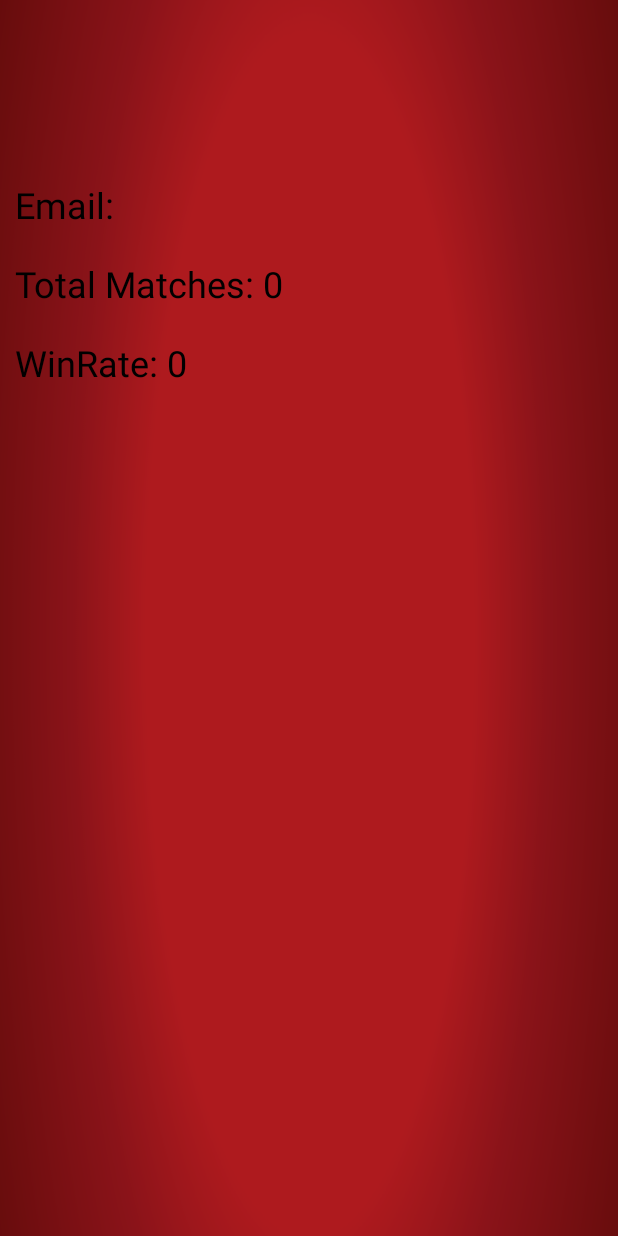
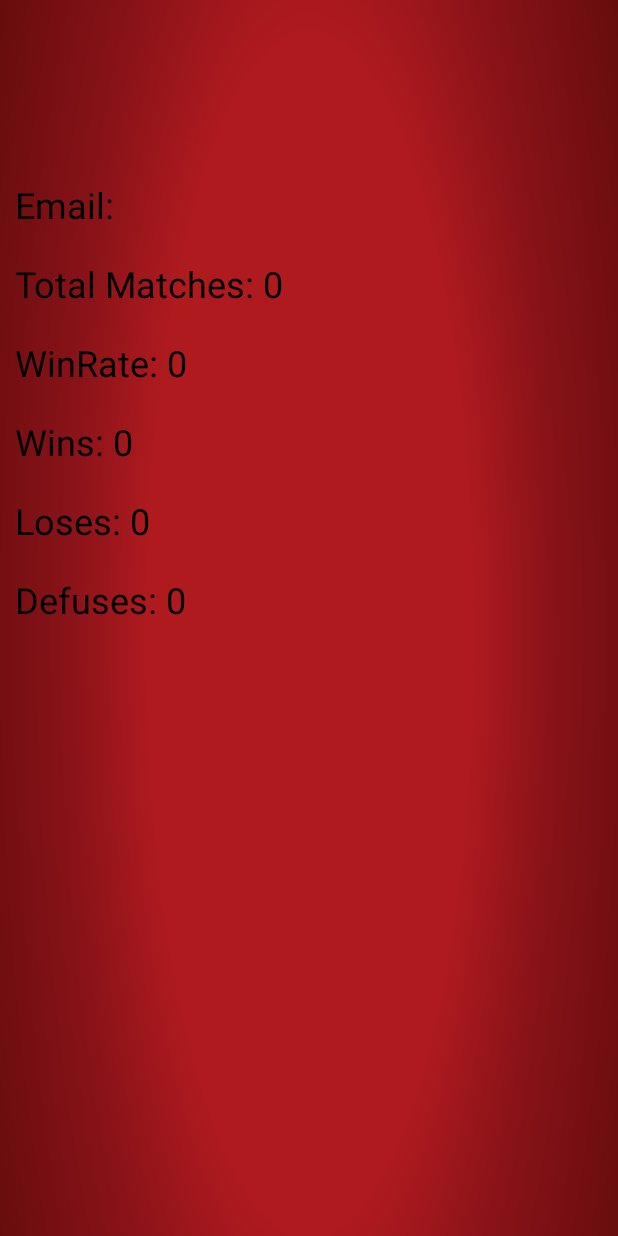
Before and after one commit to rafapavez98/ExplodingKittensApp, an Android app: the ProfileFragment screen opened through its navigation route, on a phone screen of 412 x 824 dp. Run offline under Robolectric (Android 15) with nearby library versions, the phone set to English and light mode, and no system bars; our stand-ins replace Room's generated code.

Commit message:
new stats

```diff
--- a/app/src/main/java/com/example/explodingkittensapp/APImodels/Bodies/APIUser.kt
+++ b/app/src/main/java/com/example/explodingkittensapp/APImodels/Bodies/APIUser.kt
@@ -11,5 +11,8 @@ data class APIUser(
     var total_matches: Int,
     var winrate: Int,
     var friends: MutableList<String>,
-    var cards: MutableList<String>
+    var cards: MutableList<String>,
+    var wins: Int,
+    var loses: Int,
+    var defuses: Int,
 ): Parcelable
--- a/app/src/main/java/com/example/explodingkittensapp/APImodels/Responses/APISigninResponse.kt
+++ b/app/src/main/java/com/example/explodingkittensapp/APImodels/Responses/APISigninResponse.kt
@@ -8,5 +8,8 @@ data class APISigninResponse(
     val total_matches: Int,
     val winrate: Int,
     val friends: MutableList<String>,
-    val cards: MutableList<String>
+    val cards: MutableList<String>,
+    val wins: Int,
+    val loses: Int,
+    val defuses: Int
 )
--- a/app/src/main/java/com/example/explodingkittensapp/database/UserEntity.kt
+++ b/app/src/main/java/com/example/explodingkittensapp/database/UserEntity.kt
@@ -15,6 +15,9 @@ data class UserEntity(
     @ColumnInfo(name = "winrate") var winrate: Int,
     @ColumnInfo(name = "friends") var friends: MutableList<String>,
     @ColumnInfo(name = "cards") var cards: MutableList<String>,
-    @ColumnInfo(name = "lastgame") var lastgame: String
+    @ColumnInfo(name = "lastgame") var lastgame: String,
+    @ColumnInfo(name = "wins") var wins: Int,
+    @ColumnInfo(name = "loses") var loses: Int,
+    @ColumnInfo(name = "defuses") var defuses: Int,
 
 )
--- a/app/src/main/java/com/example/explodingkittensapp/database/UserEntityMapper.kt
+++ b/app/src/main/java/com/example/explodingkittensapp/database/UserEntityMapper.kt
@@ -14,6 +14,9 @@ class UserEntityMapper : EntityMapper<UserEntity, UserModel> {
             type.friends,
             type.cards,
             type.lastgame,
+            type.wins,
+            type.loses,
+            type.defuses
         )
     }
 
@@ -28,6 +31,9 @@ class UserEntityMapper : EntityMapper<UserEntity, UserModel> {
             type.friends as MutableList<String>,
             type.cards as MutableList<String>,
             type.lastgame,
+            type.wins,
+            type.loses,
+            type.defuses
         )
     }
 }
--- a/app/src/main/java/com/example/explodingkittensapp/model/UserModel.kt
+++ b/app/src/main/java/com/example/explodingkittensapp/model/UserModel.kt
@@ -13,5 +13,8 @@ data class UserModel(
     var winrate: Int,
     var friends: List<String>,
     var cards: List<String>,
-    var lastgame: String
+    var lastgame: String,
+    var wins: Int,
+    var loses: Int,
+    var defuses: Int,
 ): Parcelable
--- a/app/src/main/java/com/example/explodingkittensapp/ui/view/signin/ProfileFragment.kt
+++ b/app/src/main/java/com/example/explodingkittensapp/ui/view/signin/ProfileFragment.kt
@@ -31,11 +31,17 @@ class ProfileFragment : Fragment() {
         val profileusername : TextView = view.findViewById(R.id.profileUserName)
         val profilematches : TextView = view.findViewById(R.id.profileMatches)
         val profilewinrate : TextView = view.findViewById(R.id.profileWinrate)
+        val profilewins : TextView = view.findViewById(R.id.profileWins)
+        val profileloses : TextView = view.findViewById(R.id.profileLoses)
+        val profiledefuses : TextView = view.findViewById(R.id.profileDefuses)
 
         email.text = "Email: "+ viewModel.profile.email
         profileusername.text = viewModel.profile.username
         profilematches.text = "Total Matches: "+ viewModel.profile.total_matches
         profilewinrate.text = "WinRate: "+ viewModel.profile.winrate
+        profilewins.text = "Wins: "+ viewModel.profile.wins
+        profileloses.text = "Loses: "+ viewModel.profile.loses
+        profiledefuses.text = "Defuses: "+ viewModel.profile.defuses
 
         return view
     }
--- a/app/src/main/java/com/example/explodingkittensapp/ui/view/signin/SigninFragment.kt
+++ b/app/src/main/java/com/example/explodingkittensapp/ui/view/signin/SigninFragment.kt
@@ -44,6 +44,9 @@ class SigninFragment : Fragment() {
             val swinrate = 100
             val sfriends = mutableListOf<String>()
             val scards = mutableListOf<String>()
+            var swins = 0
+            var sloses = 0
+            var sdefuses = 0
 
             if(semail.isEmpty()){
                 signinmail.error = "Email required"
@@ -70,7 +73,7 @@ class SigninFragment : Fragment() {
                 signinpassword2.requestFocus()
                 return@setOnClickListener
             }
-            val newAPIUser = APIUser(semail,susername,spassword,stotal_matches,swinrate,sfriends,scards)
+            val newAPIUser = APIUser(semail,susername,spassword,stotal_matches,swinrate,sfriends,scards,swins,sloses,sdefuses)
             viewModel.addUserAPI(newAPIUser)
             Toast.makeText(activity, "User Created", Toast.LENGTH_LONG).show()
             Navigation.findNavController(view).navigate(R.id.action_signinFragment_to_loginFragment)
--- a/app/src/main/java/com/example/explodingkittensapp/ui/viewmodel/UserViewModel.kt
+++ b/app/src/main/java/com/example/explodingkittensapp/ui/viewmodel/UserViewModel.kt
@@ -32,7 +32,7 @@ class UserViewModel(application: Application) : AndroidViewModel(application) {
     var usersLiveData = MutableLiveData<MutableList<UserModel>>()
     lateinit var uname: String
     lateinit var id: String
-    var profile = UserModel("", "", "", "", 0, 0, listOf(), listOf(), "")
+    var profile = UserModel("", "", "", "", 0, 0, listOf(), listOf(), "", 0, 0, 0)
 
     var database: UserDao
     private val executor: ExecutorService = Executors.newSingleThreadExecutor()
--- a/app/src/main/res/layout/fragment_profile.xml
+++ b/app/src/main/res/layout/fragment_profile.xml
@@ -65,5 +65,50 @@
         app:layout_constraintStart_toStartOf="parent"
         app:layout_constraintTop_toBottomOf="@+id/profileMatches" />
 
+    <TextView
+        android:id="@+id/profileWins"
+        android:layout_width="match_parent"
+        android:layout_height="wrap_content"
+        android:layout_marginStart="10dp"
+        android:layout_marginTop="20dp"
+        android:layout_marginEnd="10dp"
+        android:text="Wins"
+        android:textColor="@color/black"
+        android:textSize="24sp"
+        app:layout_constraintEnd_toEndOf="parent"
+        app:layout_constraintHorizontal_bias="0.0"
+        app:layout_constraintStart_toStartOf="parent"
+        app:layout_constraintTop_toBottomOf="@+id/profileWinrate" />
+
+    <TextView
+        android:id="@+id/profileLoses"
+        android:layout_width="match_parent"
+        android:layout_height="wrap_content"
+        android:layout_marginStart="10dp"
+        android:layout_marginTop="20dp"
+        android:layout_marginEnd="10dp"
+        android:text="Loses"
+        android:textColor="@color/black"
+        android:textSize="24sp"
+        app:layout_constraintEnd_toEndOf="parent"
+        app:layout_constraintHorizontal_bias="0.0"
+        app:layout_constraintStart_toStartOf="parent"
+        app:layout_constraintTop_toBottomOf="@+id/profileWins" />
+
+    <TextView
+        android:id="@+id/profileDefuses"
+        android:layout_width="match_parent"
+        android:layout_height="wrap_content"
+        android:layout_marginStart="10dp"
+        android:layout_marginTop="20dp"
+        android:layout_marginEnd="10dp"
+        android:text="Defuses"
+        android:textColor="@color/black"
+        android:textSize="24sp"
+        app:layout_constraintEnd_toEndOf="parent"
+        app:layout_constraintHorizontal_bias="0.0"
+        app:layout_constraintStart_toStartOf="parent"
+        app:layout_constraintTop_toBottomOf="@+id/profileLoses" />
+
 
 </androidx.constraintlayout.widget.ConstraintLayout>
```
